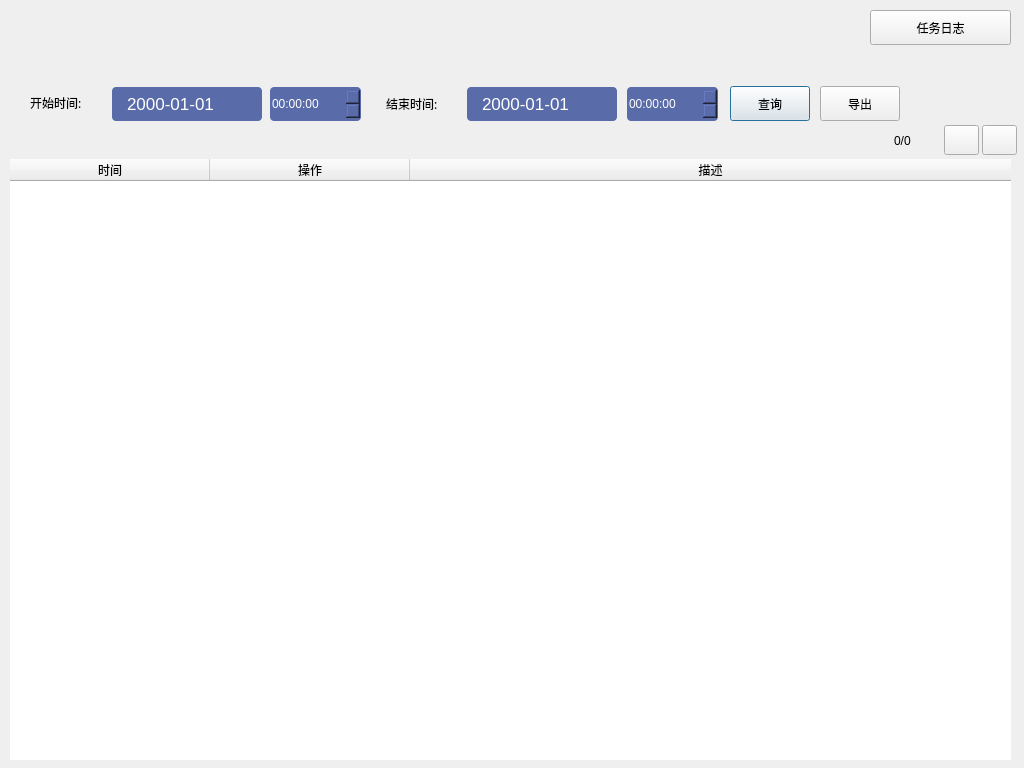
Old version of the form FastVideoPro/FastVideov1/logmanagerdlg.ui in the repository Sisec2016/TChallaOld2016.
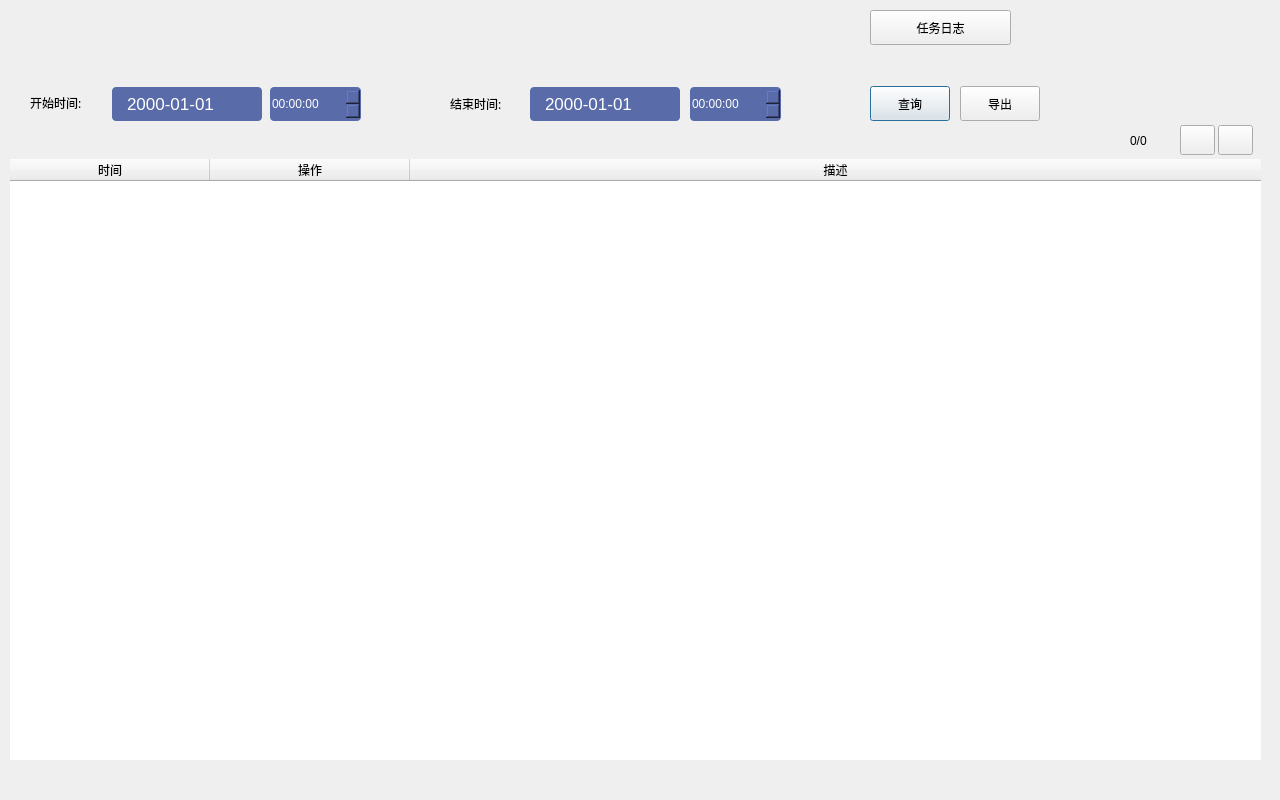
New version of the form. Icons and pictures are not drawn.

```diff
--- a/FastVideoPro/FastVideov1/logmanagerdlg.ui
+++ b/FastVideoPro/FastVideov1/logmanagerdlg.ui
@@ -6,8 +6,8 @@
    <rect>
     <x>0</x>
     <y>0</y>
-    <width>1024</width>
-    <height>768</height>
+    <width>1280</width>
+    <height>800</height>
    </rect>
   </property>
   <property name="windowTitle">
@@ -18,7 +18,7 @@
     <rect>
      <x>10</x>
      <y>159</y>
-     <width>1001</width>
+     <width>1251</width>
      <height>601</height>
     </rect>
    </property>
@@ -192,7 +192,7 @@
   <widget class="QLabel" name="label_2">
    <property name="geometry">
     <rect>
-     <x>386</x>
+     <x>450</x>
      <y>92</y>
      <width>76</width>
      <height>24</height>
@@ -210,7 +210,7 @@
   <widget class="QDateEdit" name="dateEdit2">
    <property name="geometry">
     <rect>
-     <x>467</x>
+     <x>530</x>
      <y>87</y>
      <width>150</width>
      <height>34</height>
@@ -262,7 +262,7 @@
   <widget class="QTimeEdit" name="timeEdit2">
    <property name="geometry">
     <rect>
-     <x>627</x>
+     <x>690</x>
      <y>87</y>
      <width>91</width>
      <height>34</height>
@@ -301,7 +301,7 @@
   <widget class="QPushButton" name="searchBtn">
    <property name="geometry">
     <rect>
-     <x>730</x>
+     <x>870</x>
      <y>86</y>
      <width>80</width>
      <height>35</height>
@@ -321,7 +321,7 @@
   <widget class="QPushButton" name="outputBtn">
    <property name="geometry">
     <rect>
-     <x>820</x>
+     <x>960</x>
      <y>86</y>
      <width>80</width>
      <height>35</height>
@@ -341,7 +341,7 @@
   <widget class="QPushButton" name="pastPage">
    <property name="geometry">
     <rect>
-     <x>944</x>
+     <x>1180</x>
      <y>125</y>
      <width>35</width>
      <height>30</height>
@@ -358,7 +358,7 @@
   <widget class="QPushButton" name="nextPage">
    <property name="geometry">
     <rect>
-     <x>982</x>
+     <x>1218</x>
      <y>125</y>
      <width>35</width>
      <height>30</height>
@@ -375,7 +375,7 @@
   <widget class="QLabel" name="PageLabel">
    <property name="geometry">
     <rect>
-     <x>894</x>
+     <x>1130</x>
      <y>130</y>
      <width>51</width>
      <height>21</height>
```
